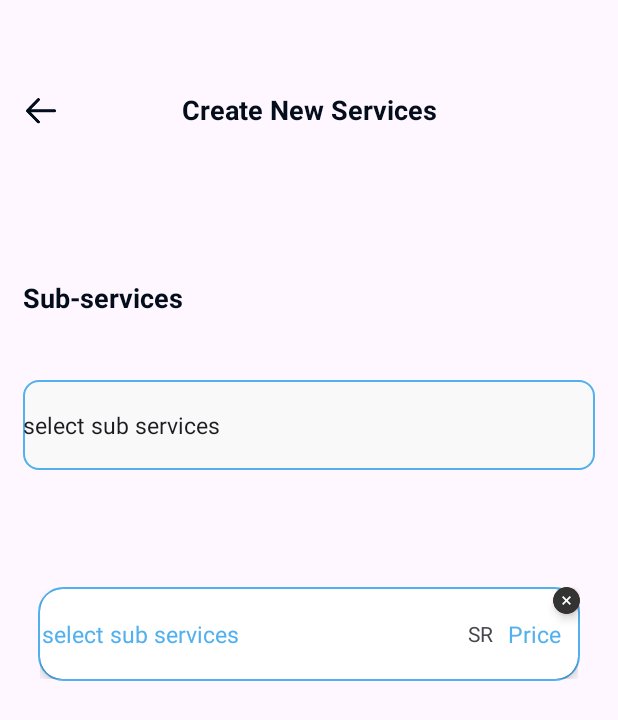
After one commit to mehedii-hassan/Petpat, an Android app: the layout fragment_create_new_services_two.xml on its own in the app's theme, with its tools: preview values and no code run, on a phone screen of 412 x 824 dp. The commit adds this screen. Shown: the top 720 px of the screen. Run offline under Robolectric (Android 15) with nearby library versions, the phone set to English and light mode, and no system bars.

```diff
--- a/app/src/main/java/com/example/petpatandroidappdemo/ui/fragments/BranchDetailsFragment.kt
+++ b/app/src/main/java/com/example/petpatandroidappdemo/ui/fragments/BranchDetailsFragment.kt
@@ -5,7 +5,9 @@ import androidx.fragment.app.Fragment
 import android.view.LayoutInflater
 import android.view.View
 import android.view.ViewGroup
+import androidx.recyclerview.widget.ItemTouchHelper
 import androidx.recyclerview.widget.LinearLayoutManager
+import androidx.recyclerview.widget.RecyclerView
 import com.denzcoskun.imageslider.constants.ScaleTypes
 import com.denzcoskun.imageslider.models.SlideModel
 import com.example.petpatandroidappdemo.R
@@ -95,6 +97,27 @@ class BranchDetailsFragment : Fragment(), OnMapReadyCallback {
         sliderList.add(SlideModel(R.drawable.slider_img, ScaleTypes.FIT))
         binding.imageSlider.setImageList(sliderList, ScaleTypes.FIT)
 
+        // Add swipe-to-delete functionality
+        val itemTouchHelper = ItemTouchHelper(object : ItemTouchHelper.SimpleCallback(
+            0,
+            ItemTouchHelper.LEFT or ItemTouchHelper.RIGHT
+        ) {
+            override fun onMove(
+                recyclerView: RecyclerView,
+                viewHolder: RecyclerView.ViewHolder,
+                target: RecyclerView.ViewHolder
+            ): Boolean {
+                // Not used in this example, so return false
+                return false
+            }
+
+            override fun onSwiped(viewHolder: RecyclerView.ViewHolder, direction: Int) {
+                val position = viewHolder.adapterPosition
+                servicesList.removeAt(position)
+                servicesAdapter.notifyItemRemoved(position)
+            }
+        })
+        itemTouchHelper.attachToRecyclerView(binding.rvServices)
 
     }
 
--- a/app/src/main/res/drawable/custom_et_background.xml
+++ b/app/src/main/res/drawable/custom_et_background.xml
@@ -3,6 +3,4 @@
 
 
     <corners android:radius="15dp"/>
-    <solid android:color="@color/white"/>
-    <stroke android:color="#51B0ED" android:width="0dp"/>
 </shape>
--- /dev/null
+++ b/app/src/main/res/drawable/layout_border.xml
@@ -0,0 +1,10 @@
+<?xml version="1.0" encoding="utf-8"?>
+<shape xmlns:android="http://schemas.android.com/apk/res/android"
+    android:shape="rectangle">
+
+
+    <corners android:radius="15dp" />
+    <stroke
+        android:width="3dp"
+        android:color="#51B0ED" />
+</shape>
--- a/app/src/main/res/layout/fragment_branch_details.xml
+++ b/app/src/main/res/layout/fragment_branch_details.xml
@@ -327,7 +327,7 @@
                         app:layout_constraintStart_toStartOf="parent"
                         app:layout_constraintTop_toBottomOf="@+id/tvBranchLocationAddress">
 
-                        <fragment
+                        <androidx.fragment.app.FragmentContainerView
                             android:id="@+id/googleMapId"
                             android:name="com.google.android.gms.maps.SupportMapFragment"
                             android:layout_width="match_parent"
--- a/app/src/main/res/layout/fragment_create_new_services.xml
+++ b/app/src/main/res/layout/fragment_create_new_services.xml
@@ -91,7 +91,7 @@
             app:layout_constraintTop_toBottomOf="@+id/glTwo">
 
             <androidx.constraintlayout.widget.ConstraintLayout
-                android:id="@+id/parentContainer"
+                android:id="@+id/containerTwo"
                 android:layout_width="match_parent"
                 android:layout_height="wrap_content"
                 app:layout_constraintTop_toTopOf="parent">
--- /dev/null
+++ b/app/src/main/res/layout/fragment_create_new_services_two.xml
@@ -0,0 +1,209 @@
+<?xml version="1.0" encoding="utf-8"?>
+
+<layout xmlns:android="http://schemas.android.com/apk/res/android"
+    xmlns:app="http://schemas.android.com/apk/res-auto"
+    xmlns:tools="http://schemas.android.com/tools">
+
+    <data>
+
+    </data>
+
+    <androidx.constraintlayout.widget.ConstraintLayout
+        android:layout_width="match_parent"
+        android:layout_height="match_parent"
+        android:padding="15dp"
+        tools:context=".ui.fragments.CreateNewServicesFragment">
+
+        <androidx.constraintlayout.widget.ConstraintLayout
+            android:id="@+id/clTopId"
+            android:layout_width="match_parent"
+            android:layout_height="wrap_content"
+            android:layout_marginTop="45dp"
+            app:layout_constraintTop_toTopOf="parent">
+
+
+            <ImageView
+                android:id="@+id/ivLeftArrow"
+                android:layout_width="24dp"
+                android:layout_height="25dp"
+                android:src="@drawable/arrow_left"
+                app:layout_constraintBottom_toBottomOf="@+id/tvCreateNewServices"
+                app:layout_constraintStart_toStartOf="parent"
+                app:layout_constraintTop_toTopOf="@+id/tvCreateNewServices"
+                app:tint="#040D1B" />
+
+            <TextView
+                android:id="@+id/tvCreateNewServices"
+                android:layout_width="wrap_content"
+                android:layout_height="wrap_content"
+                android:text="Create New Services"
+                android:textColor="#040D1B"
+                android:textSize="18sp"
+                android:textStyle="bold"
+                app:layout_constraintEnd_toEndOf="parent"
+                app:layout_constraintStart_toStartOf="parent"
+                app:layout_constraintTop_toTopOf="parent" />
+
+
+        </androidx.constraintlayout.widget.ConstraintLayout>
+
+        <androidx.constraintlayout.widget.Guideline
+            android:id="@+id/glOne"
+            android:layout_width="wrap_content"
+            android:layout_height="wrap_content"
+            android:orientation="horizontal"
+            app:layout_constraintGuide_percent=".3" />
+
+        <androidx.constraintlayout.widget.Guideline
+            android:id="@+id/glTwo"
+            android:layout_width="wrap_content"
+            android:layout_height="wrap_content"
+            android:orientation="horizontal"
+            app:layout_constraintGuide_begin="366dp" />
+
+        <TextView
+            android:id="@+id/tvSubServices"
+            android:layout_width="wrap_content"
+            android:layout_height="wrap_content"
+            android:layout_marginTop="100dp"
+            android:text="Sub-services"
+            android:textColor="#040D1B"
+            android:textSize="18sp"
+            android:textStyle="bold"
+            app:layout_constraintStart_toStartOf="parent"
+            app:layout_constraintTop_toBottomOf="@id/clTopId" />
+
+
+        <EditText
+            android:id="@+id/etDefault"
+            android:layout_width="match_parent"
+            android:layout_height="60dp"
+            android:background="@drawable/custom_button_design"
+            android:text="select sub services"
+            android:textSize="15sp"
+            app:layout_constraintTop_toBottomOf="@+id/glOne" />
+
+
+        <androidx.constraintlayout.widget.ConstraintLayout
+            android:id="@+id/container"
+            android:layout_width="match_parent"
+            android:layout_height="wrap_content"
+            android:padding="10dp"
+            app:layout_constraintStart_toStartOf="parent"
+            app:layout_constraintTop_toBottomOf="@+id/glTwo">
+
+            <androidx.constraintlayout.widget.Guideline
+                android:id="@+id/glThree"
+                android:layout_width="wrap_content"
+                android:layout_height="wrap_content"
+                android:orientation="horizontal"
+                app:layout_constraintGuide_percent=".1" />
+
+
+            <androidx.cardview.widget.CardView
+                android:layout_width="wrap_content"
+                android:layout_height="wrap_content"
+                android:backgroundTint="#B12525"
+                app:cardCornerRadius="50dp"
+                app:cardElevation="4dp"
+                app:layout_constraintEnd_toEndOf="parent"
+                app:layout_constraintTop_toTopOf="parent">
+
+                <ImageView
+                    android:id="@+id/ivCross"
+                    android:layout_width="18dp"
+                    android:layout_height="18dp"
+                    android:src="@drawable/cross" />
+            </androidx.cardview.widget.CardView>
+
+            <androidx.constraintlayout.widget.ConstraintLayout
+                android:id="@+id/containerTwo"
+                android:layout_width="match_parent"
+                android:layout_height="wrap_content"
+                android:background="@drawable/layout_border"
+                android:padding="1dp"
+                app:layout_constraintTop_toTopOf="parent">
+
+                <!--
+                                <androidx.constraintlayout.widget.Guideline
+                                    android:id="@+id/glThree"
+                                    android:layout_width="wrap_content"
+                                    android:layout_height="wrap_content"
+                                    android:orientation="horizontal"
+                                    app:layout_constraintGuide_percent=".0" />-->
+
+                <androidx.cardview.widget.CardView
+                    android:id="@+id/cvId"
+                    android:layout_width="match_parent"
+                    android:layout_height="wrap_content"
+                    app:cardCornerRadius="15dp"
+                    app:cardElevation="4dp"
+                    app:layout_constraintStart_toStartOf="parent"
+                    app:layout_constraintTop_toTopOf="parent">
+
+
+                    <androidx.constraintlayout.widget.ConstraintLayout
+                        android:id="@+id/clContainer"
+                        android:layout_width="match_parent"
+                        android:layout_height="60dp"
+                        android:padding="1dp">
+
+                        <EditText
+                            android:layout_width="0dp"
+                            android:layout_height="match_parent"
+                            android:background="@drawable/custom_et_background"
+                            android:text="select sub services"
+                            android:textColor="#51B0ED"
+                            android:textSize="15sp"
+                            app:layout_constraintBottom_toBottomOf="parent"
+                            app:layout_constraintEnd_toStartOf="@+id/tvSR"
+                            app:layout_constraintStart_toStartOf="parent"
+                            app:layout_constraintTop_toTopOf="parent" />
+
+                        <EditText
+                            android:id="@+id/etPrice"
+                            android:layout_width="wrap_content"
+                            android:layout_height="match_parent"
+                            android:background="@drawable/custom_et_background"
+                            android:padding="10dp"
+                            android:text="Price"
+                            android:textColor="#51B0ED"
+                            android:textSize="15sp"
+                            app:layout_constraintEnd_toEndOf="parent"
+                            app:layout_constraintTop_toTopOf="parent" />
+
+                        <TextView
+                            android:id="@+id/tvSR"
+                            android:layout_width="wrap_content"
+                            android:layout_height="match_parent"
+                            android:background="@color/white"
+                            android:gravity="center"
+                            android:text="SR"
+                            app:layout_constraintEnd_toStartOf="@id/etPrice" />
+
+                    </androidx.constraintlayout.widget.ConstraintLayout>
+
+
+                </androidx.cardview.widget.CardView>
+
+            </androidx.constraintlayout.widget.ConstraintLayout>
+
+
+        </androidx.constraintlayout.widget.ConstraintLayout>
+
+
+        <!--  <TextView
+              android:id="@+id/tvAddService"
+              android:layout_width="wrap_content"
+              android:layout_height="wrap_content"
+              android:layout_marginTop="20dp"
+              android:text="+Add-services"
+              android:textColor="#040D1B"
+              android:textSize="18sp"
+              android:textStyle="bold"
+              app:layout_constraintStart_toStartOf="parent"
+              app:layout_constraintTop_toBottomOf="@id/container" />-->
+
+
+    </androidx.constraintlayout.widget.ConstraintLayout>
+</layout>
--- a/app/src/main/res/navigation/nav_graph.xml
+++ b/app/src/main/res/navigation/nav_graph.xml
@@ -3,7 +3,7 @@
     xmlns:app="http://schemas.android.com/apk/res-auto"
     xmlns:tools="http://schemas.android.com/tools"
     android:id="@+id/nav_graph"
-    app:startDestination="@id/createNewServiceFragment">
+    app:startDestination="@id/branchDetailsFragment">
 
     <fragment
         android:id="@+id/branchDetailsFragment"
```
